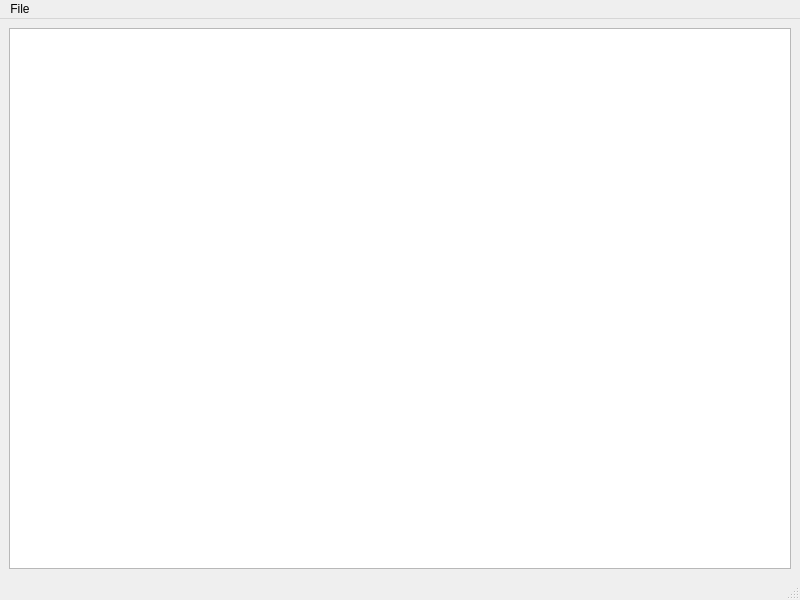
Qt form mainwindow.ui (zSomnus/tsvViewer) before a commit.
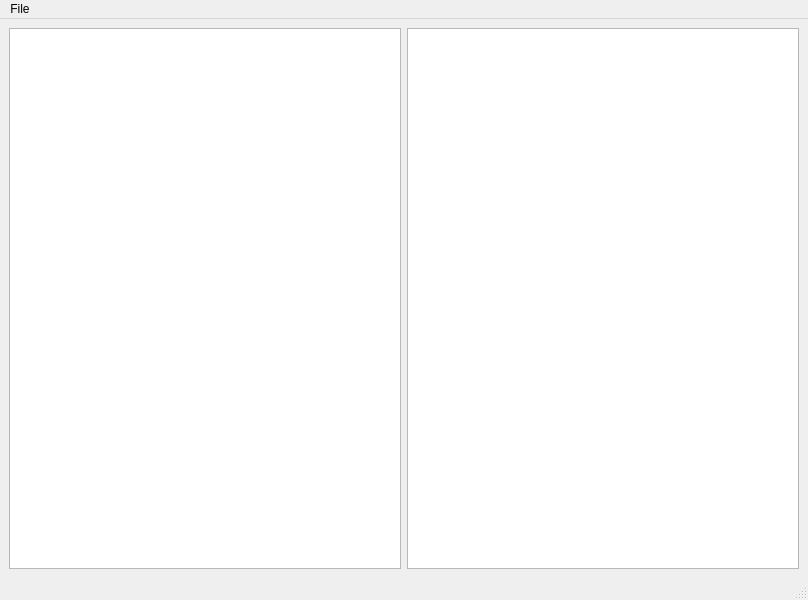
The same form after that commit.

Patch:
```diff
--- a/mainwindow.ui
+++ b/mainwindow.ui
@@ -6,7 +6,7 @@
    <rect>
     <x>0</x>
     <y>0</y>
-    <width>800</width>
+    <width>808</width>
     <height>600</height>
    </rect>
   </property>
@@ -18,6 +18,9 @@
     <item row="0" column="0">
      <widget class="QTableWidget" name="tableWidget"/>
     </item>
+    <item row="0" column="1">
+     <widget class="QPlainTextEdit" name="plainTextEdit"/>
+    </item>
    </layout>
   </widget>
   <widget class="QMenuBar" name="menubar">
@@ -25,7 +28,7 @@
     <rect>
      <x>0</x>
      <y>0</y>
-     <width>800</width>
+     <width>808</width>
      <height>21</height>
     </rect>
    </property>
```
Left out of the diff: 19 changed lines with no effect on the pictures.
